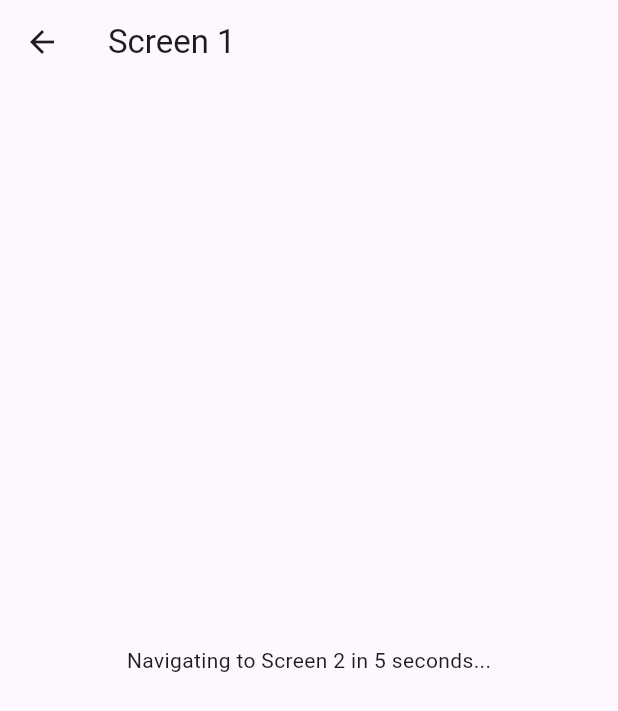
After one commit to vishveshrathore20/Flutter_tut_Projects, a Flutter app: the Screen1 screen opened directly, on a phone screen of 412 x 824 dp. The commit adds this screen. Shown: the top 711 px of the screen. Run offline on Flutter 3.47's test engine with Material 3 defaults, Android fonts, the phone set to English and light mode, and no system bars.

Commit message:
new changes

```diff
--- /dev/null
+++ b/lib/pages/screen1.dart
@@ -0,0 +1,27 @@
+import 'package:flutter/material.dart';
+import 'package:todolist/pages/screen2.dart';
+
+class Screen1 extends StatefulWidget {
+  const Screen1({super.key});
+
+  @override
+  _Screen1State createState() => _Screen1State();
+}
+
+class _Screen1State extends State<Screen1> {
+  @override
+  void initState() {
+    super.initState();
+    // Delay for 5 seconds before navigating to Screen2
+  }
+
+  @override
+  Widget build(BuildContext context) {
+    return Scaffold(
+      appBar: AppBar(title: const Text("Screen 1")),
+      body: const Center(
+        child: Text("Navigating to Screen 2 in 5 seconds..."),
+      ),
+    );
+  }
+}
```
Also changed, not shown: lib/pages/home_page.dart (+10 -0 lines), lib/pages/screen2.dart (added, +12 -0 lines).
